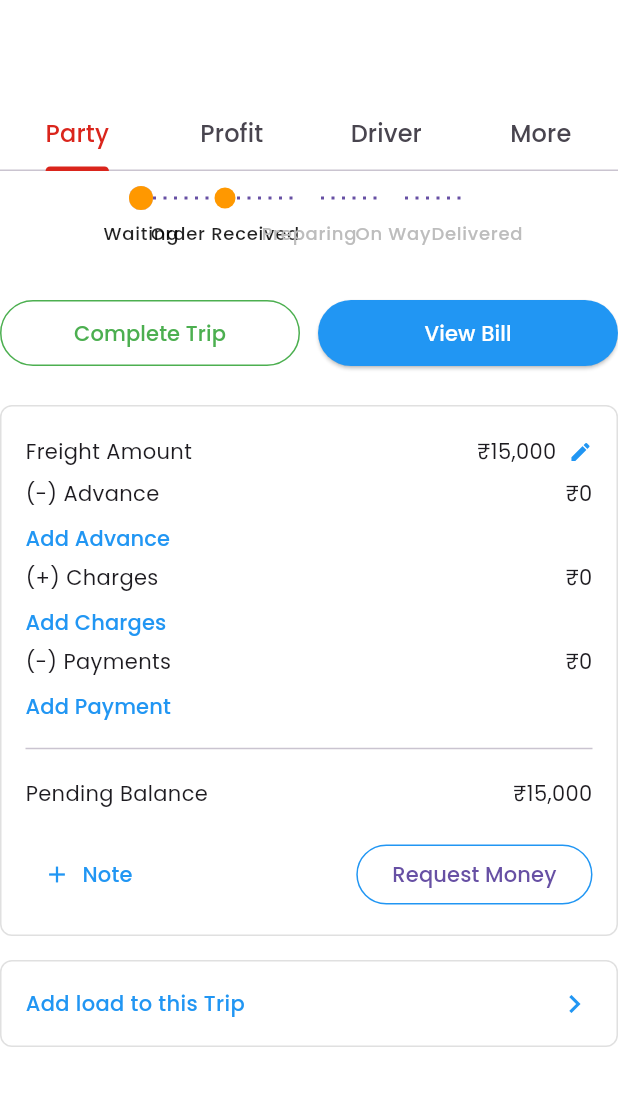
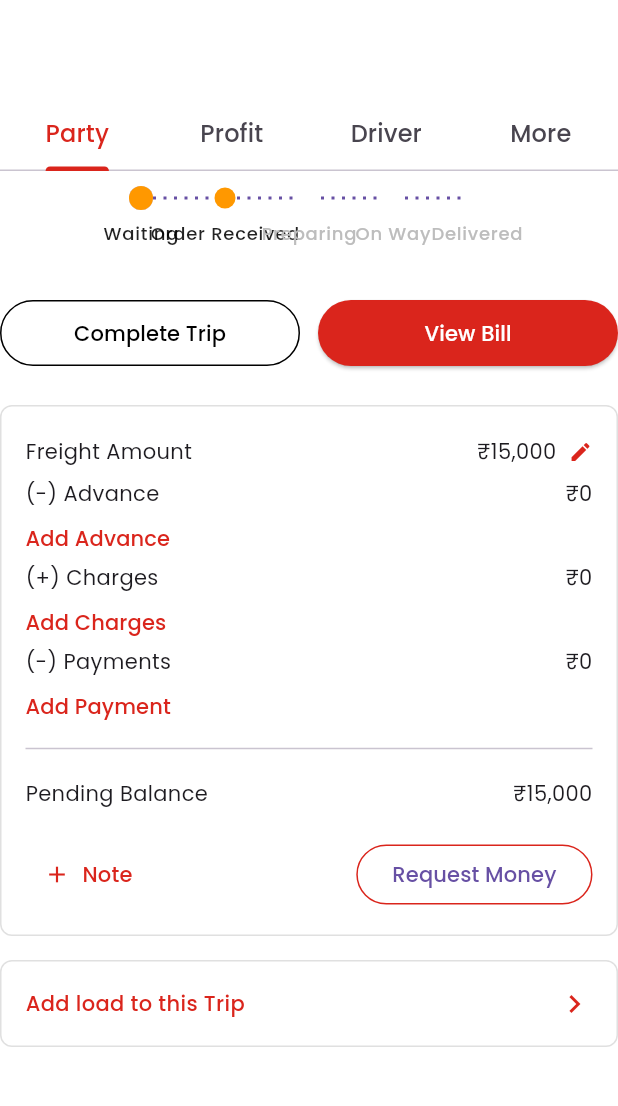
Before and after one commit to mohammedarif482/trip_manager, a Flutter app: the TripViewScreen screen opened directly, on a phone screen of 412 x 824 dp, the part 63-1169 px from its top. Run offline on Flutter 3.47's test engine with Material 3 defaults, Android fonts, the phone set to English and light mode, and no system bars; drawn by our look-alikes of easy_stepper; our stand-ins replace cloud_firestore, firebase_auth, firebase_core, google_fonts, google_sign_in; accounts and stored records are empty; network calls fail.

Commit message:
trips & completed trip with refresh

```diff
--- a/lib/View/trip_view_screen.dart
+++ b/lib/View/trip_view_screen.dart
@@ -165,12 +165,12 @@ class _PartyDetailState extends State<PartyDetail> {
               child: OutlinedButton(
                 onPressed: () {},
                 style: OutlinedButton.styleFrom(
-                  side: const BorderSide(color: Colors.green),
+                  side: const BorderSide(color: AppColors.secondaryColor),
                   padding: const EdgeInsets.symmetric(vertical: 12),
                 ),
                 child: const Text(
                   'Complete Trip',
-                  style: TextStyle(color: Colors.green),
+                  style: TextStyle(color: AppColors.secondaryColor),
                 ),
               ),
             ),
@@ -179,7 +179,7 @@ class _PartyDetailState extends State<PartyDetail> {
               child: ElevatedButton(
                 onPressed: () {},
                 style: ElevatedButton.styleFrom(
-                  backgroundColor: Colors.blue,
+                  backgroundColor: AppColors.primaryColor,
                   padding: const EdgeInsets.symmetric(vertical: 12),
                 ),
                 child: const Text(
@@ -222,14 +222,14 @@ class _PartyDetailState extends State<PartyDetail> {
                       icon: const Icon(Icons.add, size: 18),
                       label: const Text('Note'),
                       style: TextButton.styleFrom(
-                        foregroundColor: Colors.blue,
+                        foregroundColor:AppColors.primaryColor,
                       ),
                     ),
                     const Spacer(),
                     OutlinedButton(
                       onPressed: () {},
                       style: OutlinedButton.styleFrom(
-                        side: const BorderSide(color: Colors.blue),
+                        side: const BorderSide(color:AppColors.primaryColor),
                       ),
                       child: const Text('Request Money'),
                     ),
@@ -255,12 +255,12 @@ class _PartyDetailState extends State<PartyDetail> {
                 Text(
                   'Add load to this Trip',
                   style: TextStyle(
-                    color: Colors.blue,
+                    color:AppColors.primaryColor,
                     fontWeight: FontWeight.w500,
                   ),
                 ),
                 Spacer(),
-                Icon(Icons.chevron_right, color: Colors.blue),
+                Icon(Icons.chevron_right, color:AppColors.primaryColor),
               ],
             ),
           ),
@@ -282,7 +282,7 @@ Widget _buildAmountRow(String label, String amount, bool isEditable) {
             Text(amount),
             if (isEditable) ...[
               const SizedBox(width: 8),
-              const Icon(Icons.edit, size: 16, color: Colors.blue),
+              const Icon(Icons.edit, size: 16, color:AppColors.primaryColor),
             ],
           ],
         ),
@@ -301,7 +301,7 @@ Widget _buildActionLink(String text) {
         minimumSize: const Size(0, 24),
         tapTargetSize: MaterialTapTargetSize.shrinkWrap,
       ),
-      child: Text(text, style: const TextStyle(color: Colors.blue)),
+      child: Text(text, style: const TextStyle(color: AppColors.primaryColor)),
     ),
   );
 }
```
Also changed, not shown: lib/View/Widgets/trip_card.dart (+29 -14 lines), lib/View/trips_screen.dart (+128 -23 lines).
